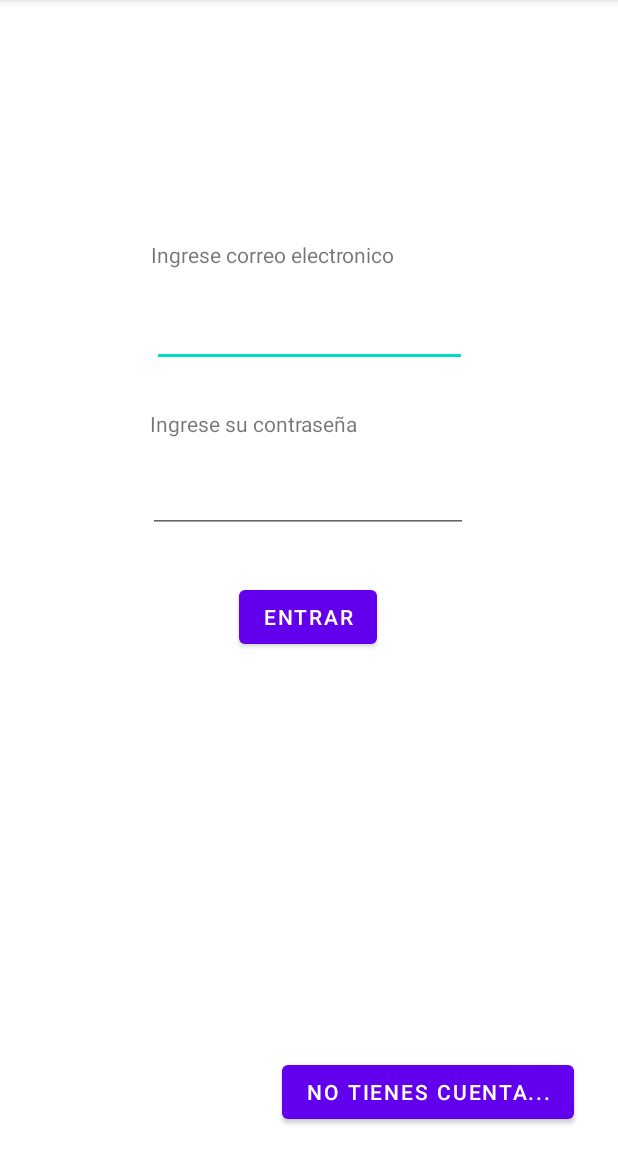
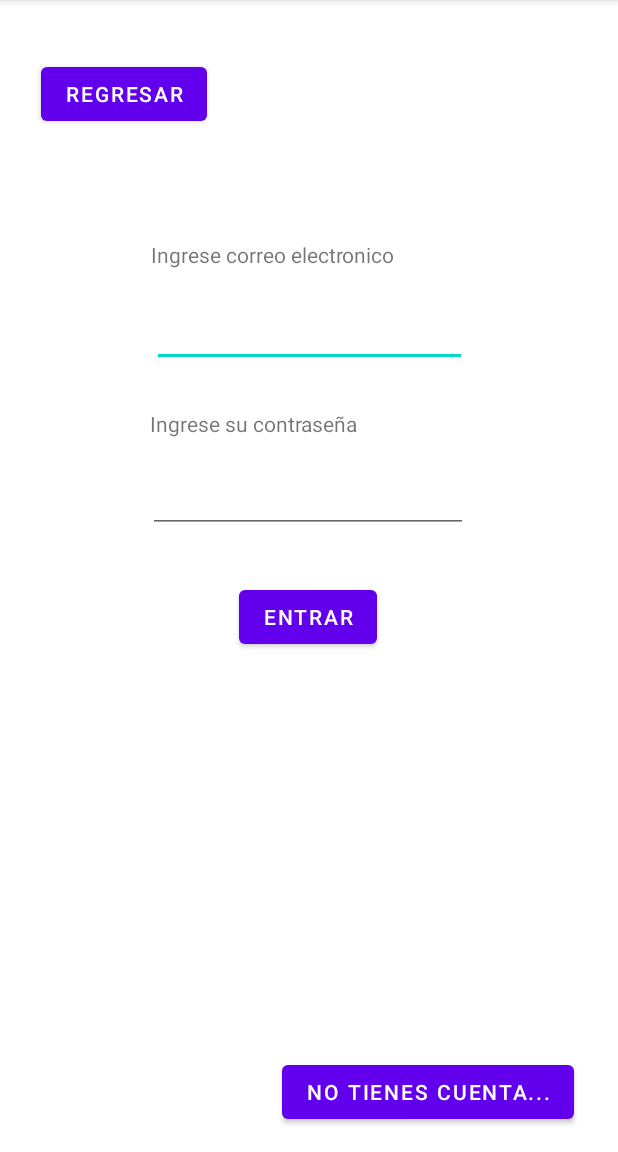
Before and after one commit to joseeduardo1521/VetlogProject, an Android app: the screen it shows after launch (MainActivity), on a phone screen of 412 x 824 dp, the part 84-1236 px from its top. Run offline under Robolectric (Android 15) with nearby library versions, the phone set to English and light mode, and no system bars; our stand-ins replace Firebase (no records; nobody signed in at launch, a user with empty details on screens opened directly).

Commit message:
prueba de commit

```diff
--- a/app/src/main/res/layout/activity_main.xml
+++ b/app/src/main/res/layout/activity_main.xml
@@ -79,4 +79,16 @@
         app:layout_constraintEnd_toEndOf="parent"
         app:layout_constraintStart_toStartOf="parent"
         app:layout_constraintTop_toBottomOf="@+id/textView4" />
+
+    <Button
+        android:id="@+id/button"
+        android:layout_width="wrap_content"
+        android:layout_height="wrap_content"
+        android:text="Regresar"
+        app:layout_constraintBottom_toBottomOf="parent"
+        app:layout_constraintEnd_toEndOf="parent"
+        app:layout_constraintHorizontal_bias="0.091"
+        app:layout_constraintStart_toStartOf="parent"
+        app:layout_constraintTop_toTopOf="parent"
+        app:layout_constraintVertical_bias="0.054" />
 </androidx.constraintlayout.widget.ConstraintLayout>
```
